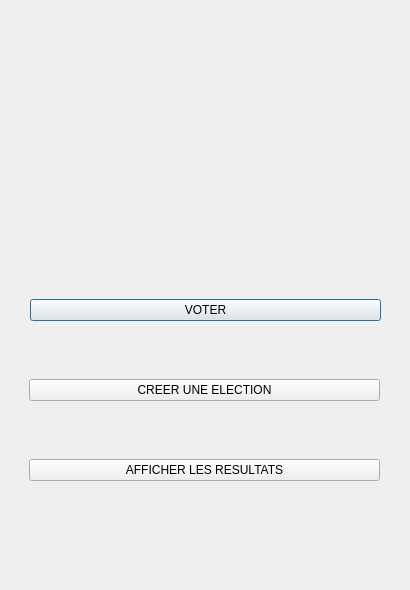
Above: IHM/premierepage.ui from enst-abstention/votes-alternatifs before the change. Below: the same form after it.
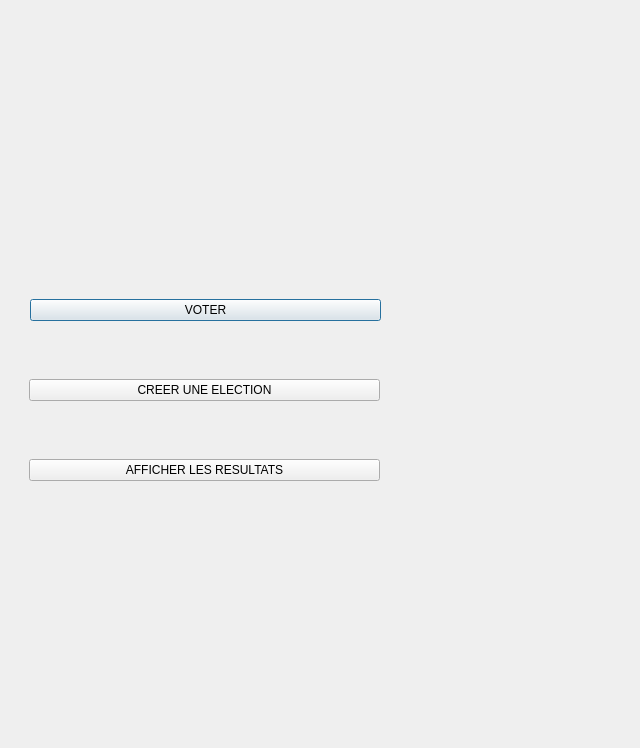
That is the form after the change. Icons and pictures are not drawn.

Patch:
```diff
--- a/IHM/premierepage.ui
+++ b/IHM/premierepage.ui
@@ -6,13 +6,16 @@
    <rect>
     <x>0</x>
     <y>0</y>
-    <width>410</width>
-    <height>590</height>
+    <width>640</width>
+    <height>748</height>
    </rect>
   </property>
   <property name="windowTitle">
    <string>Dialog</string>
   </property>
+  <property name="styleSheet">
+   <string notr="true">background-image: url(:/yes/IHM/urneess.jpg);</string>
+  </property>
   <widget class="QWidget" name="verticalLayoutWidget">
    <property name="geometry">
     <rect>
```
Left out of the diff: 14 changed lines with no effect on the pictures.
